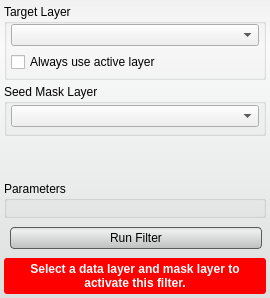
Qt form src/Interface/ToolInterface/ThresholdSegmentationLSFilterInterface.ui (SCIInstitute/Seg3D) before a commit.
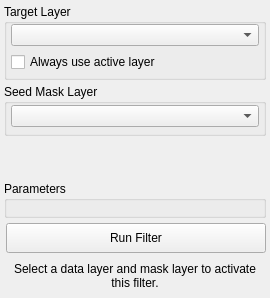
The same form after that commit. Custom widgets are drawn as their Qt base class.

What changed in the file:
```diff
--- a/src/Interface/ToolInterface/ThresholdSegmentationLSFilterInterface.ui
+++ b/src/Interface/ToolInterface/ThresholdSegmentationLSFilterInterface.ui
@@ -13,33 +13,6 @@
   <property name="windowTitle">
    <string>Threshold Segmentation Level Set Filter</string>
   </property>
-  <property name="styleSheet">
-   <string notr="true">QWidget#ThresholdSegmentationLSFilterInterface{
-  border-radius: 3px;
-  background-color: qlineargradient(spread:pad, x1:0.5, y1:0, x2:0.5, y2:0.960227, stop:0 rgba(241, 241, 241, 255), stop:0.155779 rgba(250, 250, 250, 255), stop:1 rgba(222, 224, 224, 255));       
-}
-
-QPushButton{
-  background-color: qlineargradient(spread:pad, x1:0.5, y1:0, x2:0.5, y2:0.960227, stop:0 rgba(221, 221, 221, 255), stop:0.155779 rgba(238, 238, 238, 255), stop:1 rgba(192, 194, 194, 255));
-  border-radius: 4px;
-  border: 1px solid rgb(90, 90, 90);
-  margin:4px;
-}
-
-QPushButton:hover{
-  background-color: qlineargradient(spread:pad, x1:0.5, y1:0, x2:0.5, y2:1, stop:0 rgba(195, 195, 195, 255), stop:0.253769 rgba(206, 206, 206, 255), stop:1 rgba(185, 185, 185, 255));
-  border-radius: 4px;
-  border: 1px solid rgb(90, 90, 90);
-  margin:4px;
-}
-
-QPushButton:pressed{
-  background-color: qlineargradient(spread:pad, x1:0.5, y1:0, x2:0.5, y2:1, stop:0 rgba(150, 150, 150, 255), stop:0.753769 rgba(206, 206, 206, 255), stop:1 rgba(185, 185, 185, 255));
-  border-radius: 4px;
-  border: 1px solid rgb(90, 90, 90);
-  margin:4px;
-}</string>
-  </property>
   <layout class="QVBoxLayout" name="verticalLayout">
    <property name="spacing">
     <number>4</number>
@@ -266,17 +239,6 @@
        <height>32</height>
       </size>
      </property>
-     <property name="styleSheet">
-      <string notr="true">QLabel#message_{
-  color: white;
-  font: bold;
-}
-
-QWidget#message_alert_{
-  border-radius: 3px;
-  background-color: red;
-}</string>
-     </property>
      <layout class="QHBoxLayout" name="horizontalLayout_6">
       <property name="spacing">
        <number>0</number>
```
